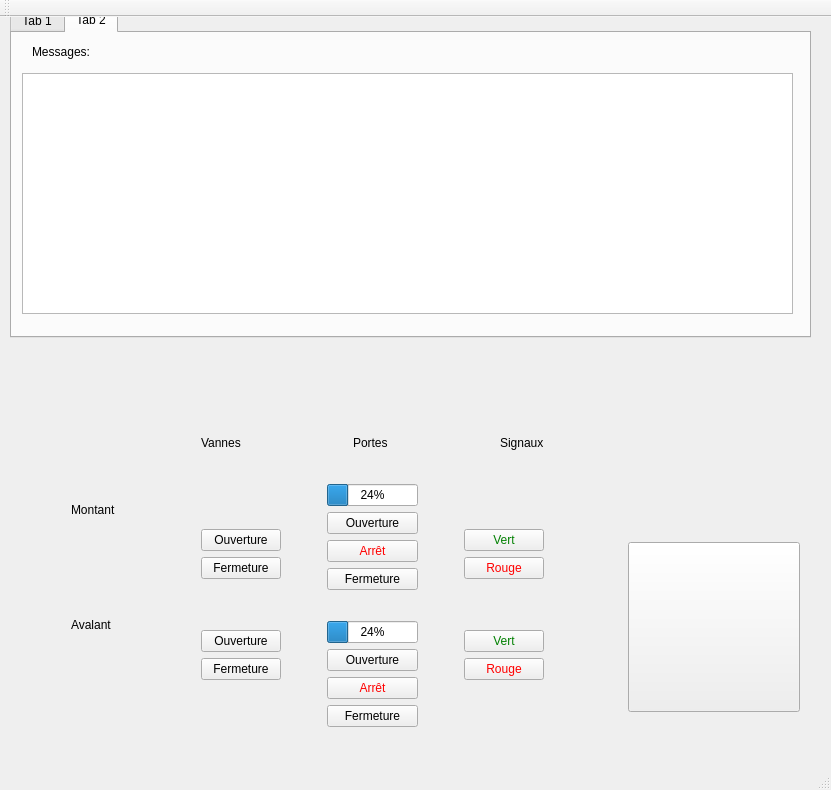
Above: mainwindow.ui from VConstans/IHMEcluse before the change. Below: the same form after it.
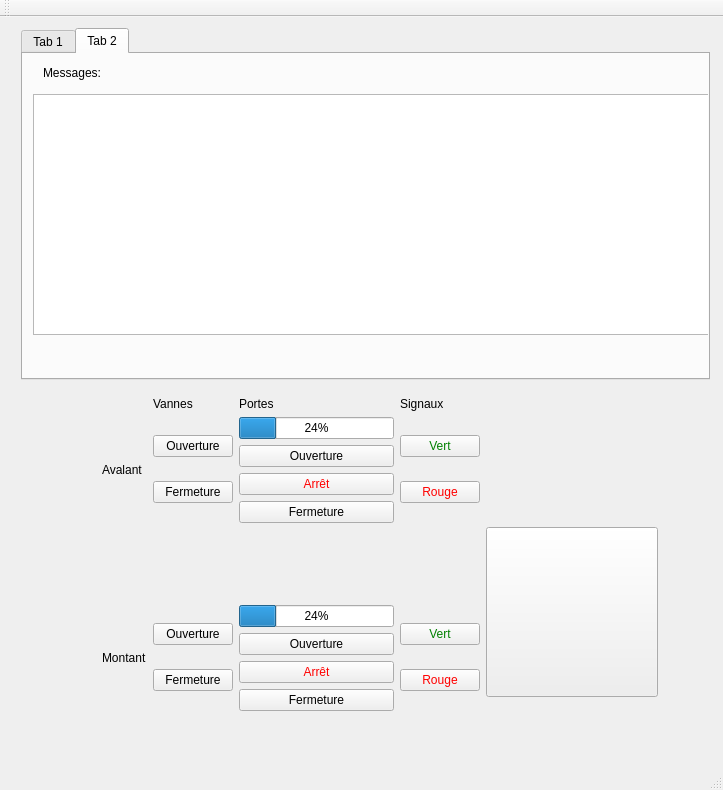
That is the form after the change. Icons and pictures are not drawn.

Commit message: Better man mode gui

Diff of the .ui file:
```diff
--- a/mainwindow.ui
+++ b/mainwindow.ui
@@ -6,7 +6,7 @@
    <rect>
     <x>0</x>
     <y>0</y>
-    <width>831</width>
+    <width>723</width>
     <height>790</height>
    </rect>
   </property>
@@ -14,15 +14,268 @@
    <string>MainWindow</string>
   </property>
   <widget class="QWidget" name="centralWidget">
+   <widget class="QWidget" name="layoutWidget">
+    <property name="geometry">
+     <rect>
+      <x>10</x>
+      <y>0</y>
+      <width>711</width>
+      <height>731</height>
+     </rect>
+    </property>
+    <layout class="QVBoxLayout" name="verticalLayout">
+     <item>
+      <widget class="QTabWidget" name="tabWidget_2">
+       <property name="currentIndex">
+        <number>1</number>
+       </property>
+       <widget class="QWidget" name="tab">
+        <attribute name="title">
+         <string>Tab 1</string>
+        </attribute>
+        <widget class="QLabel" name="ecluse">
+         <property name="geometry">
+          <rect>
+           <x>70</x>
+           <y>40</y>
+           <width>521</width>
+           <height>231</height>
+          </rect>
+         </property>
+         <property name="minimumSize">
+          <size>
+           <width>500</width>
+           <height>200</height>
+          </size>
+         </property>
+         <property name="styleSheet">
+          <string notr="true"/>
+         </property>
+         <property name="text">
+          <string/>
+         </property>
+         <property name="pixmap">
+          <pixmap resource="images.qrc">:/images/ecluse.png</pixmap>
+         </property>
+         <property name="scaledContents">
+          <bool>true</bool>
+         </property>
+        </widget>
+        <widget class="QLabel" name="vanneMontant">
+         <property name="geometry">
+          <rect>
+           <x>180</x>
+           <y>40</y>
+           <width>16</width>
+           <height>50</height>
+          </rect>
+         </property>
+         <property name="minimumSize">
+          <size>
+           <width>0</width>
+           <height>0</height>
+          </size>
+         </property>
+         <property name="maximumSize">
+          <size>
+           <width>30</width>
+           <height>50</height>
+          </size>
+         </property>
+         <property name="styleSheet">
+          <string notr="true">#vanneMontant{
+background-color: black;
+}</string>
+         </property>
+         <property name="text">
+          <string/>
+         </property>
+         <property name="scaledContents">
+          <bool>true</bool>
+         </property>
+        </widget>
+        <widget class="QLabel" name="vanneAvalant">
+         <property name="geometry">
+          <rect>
+           <x>460</x>
+           <y>40</y>
+           <width>16</width>
+           <height>51</height>
+          </rect>
+         </property>
+         <property name="styleSheet">
+          <string notr="true">#vanneAvalant{
+background-color: black;
+}</string>
+         </property>
+         <property name="text">
+          <string/>
+         </property>
+         <property name="scaledContents">
+          <bool>false</bool>
+         </property>
+        </widget>
+        <widget class="QLabel" name="signalMontant">
+         <property name="geometry">
+          <rect>
+           <x>80</x>
+           <y>250</y>
+           <width>21</width>
+           <height>21</height>
+          </rect>
+         </property>
+         <property name="styleSheet">
+          <string notr="true"/>
+         </property>
+         <property name="text">
+          <string/>
+         </property>
+         <property name="pixmap">
+          <pixmap resource="images.qrc">:/images/voyant_rouge_allume.png</pixmap>
+         </property>
+         <property name="scaledContents">
+          <bool>true</bool>
+         </property>
+        </widget>
+        <widget class="QLabel" name="signalAvalant">
+         <property name="geometry">
+          <rect>
+           <x>560</x>
+           <y>250</y>
+           <width>21</width>
+           <height>21</height>
+          </rect>
+         </property>
+         <property name="styleSheet">
+          <string notr="true"/>
+         </property>
+         <property name="text">
+          <string/>
+         </property>
+         <property name="pixmap">
+          <pixmap resource="images.qrc">:/images/voyant_rouge_allume.png</pixmap>
+         </property>
+         <property name="scaledContents">
+          <bool>true</bool>
+         </property>
+        </widget>
+        <widget class="QProgressBar" name="waterLevel">
+         <property name="geometry">
+          <rect>
+           <x>630</x>
+           <y>40</y>
+           <width>41</width>
+           <height>231</height>
+          </rect>
+         </property>
+         <property name="layoutDirection">
+          <enum>Qt::LeftToRight</enum>
+         </property>
+         <property name="value">
+          <number>24</number>
+         </property>
+         <property name="textVisible">
+          <bool>false</bool>
+         </property>
+         <property name="orientation">
+          <enum>Qt::Vertical</enum>
+         </property>
+         <property name="textDirection">
+          <enum>QProgressBar::TopToBottom</enum>
+         </property>
+        </widget>
+        <widget class="QLabel" name="porteAvalant">
+         <property name="geometry">
+          <rect>
+           <x>450</x>
+           <y>140</y>
+           <width>21</width>
+           <height>91</height>
+          </rect>
+         </property>
+         <property name="styleSheet">
+          <string notr="true">#porteAvalant{
+background-color: black
+}</string>
+         </property>
+         <property name="text">
+          <string/>
+         </property>
+        </widget>
+        <widget class="QLabel" name="porteMontant">
+         <property name="geometry">
+          <rect>
+           <x>190</x>
+           <y>140</y>
+           <width>21</width>
+           <height>91</height>
+          </rect>
+         </property>
+         <property name="styleSheet">
+          <string notr="true">#porteMontant{
+background-color: black
+}</string>
+         </property>
+         <property name="text">
+          <string/>
+         </property>
+        </widget>
+        <widget class="QLabel" name="vanneMontant_4">
+         <property name="geometry">
+          <rect>
+           <x>360</x>
+           <y>230</y>
+           <width>16</width>
+           <height>51</height>
+          </rect>
+         </property>
+         <property name="styleSheet">
+          <string notr="true">#vanneMontant{
+background-color: black;
+}</string>
+         </property>
+         <property name="text">
+          <string/>
+         </property>
+         <property name="scaledContents">
+          <bool>true</bool>
+         </property>
+        </widget>
+       </widget>
+       <widget class="QWidget" name="tab_4">
+        <attribute name="title">
+         <string>Tab 2</string>
+        </attribute>
+        <widget class="QTextBrowser" name="messageDisplay">
+         <property name="geometry">
+          <rect>
+           <x>10</x>
+           <y>40</y>
+           <width>681</width>
+           <height>241</height>
+          </rect>
+         </property>
+        </widget>
+        <widget class="QLabel" name="label_7">
+         <property name="geometry">
+          <rect>
+           <x>20</x>
+           <y>10</y>
+           <width>81</width>
+           <height>17</height>
+          </rect>
+         </property>
+         <property name="text">
+          <string>Messages:</string>
+         </property>
+        </widget>
+        <zorder>label_7</zorder>
+        <zorder>messageDisplay</zorder>
+       </widget>
+      </widget>
+     </item>
+     <item>
    <widget class="QStackedWidget" name="stackedWidget">
-    <property name="geometry">
-     <rect>
-      <x>40</x>
-      <y>340</y>
-      <width>781</width>
-      <height>401</height>
-     </rect>
-    </property>
     <property name="layoutDirection">
      <enum>Qt::LeftToRight</enum>
     </property>
@@ -155,288 +408,50 @@
      </widget>
     </widget>
     <widget class="QWidget" name="IHMMan">
-     <widget class="QWidget" name="horizontalLayoutWidget_4">
+        <widget class="QWidget" name="layoutWidget">
       <property name="geometry">
        <rect>
-        <x>20</x>
-        <y>40</y>
-        <width>751</width>
-        <height>341</height>
-       </rect>
-      </property>
-      <layout class="QHBoxLayout" name="horizontalLayout_6">
-       <item>
-        <layout class="QVBoxLayout" name="verticalLayout_5">
-         <item>
-          <spacer name="verticalSpacer">
-           <property name="orientation">
-            <enum>Qt::Vertical</enum>
-           </property>
-           <property name="sizeHint" stdset="0">
-            <size>
-             <width>20</width>
-             <height>40</height>
-            </size>
-           </property>
-          </spacer>
-         </item>
-         <item>
-          <widget class="QLabel" name="label_4">
-           <property name="text">
-            <string>Montant</string>
-           </property>
-          </widget>
-         </item>
-         <item>
-          <spacer name="verticalSpacer_2">
-           <property name="orientation">
-            <enum>Qt::Vertical</enum>
-           </property>
-           <property name="sizeHint" stdset="0">
-            <size>
-             <width>20</width>
-             <height>40</height>
-            </size>
-           </property>
-          </spacer>
-         </item>
-         <item>
-          <widget class="QLabel" name="label_5">
-           <property name="text">
-            <string>Avalant</string>
-           </property>
-          </widget>
-         </item>
-         <item>
-          <spacer name="verticalSpacer_3">
-           <property name="orientation">
-            <enum>Qt::Vertical</enum>
-           </property>
-           <property name="sizeHint" stdset="0">
-            <size>
-             <width>20</width>
-             <height>40</height>
-            </size>
-           </property>
-          </spacer>
-         </item>
-        </layout>
-       </item>
-       <item>
-        <spacer name="horizontalSpacer_8">
-         <property name="orientation">
-          <enum>Qt::Horizontal</enum>
-         </property>
-         <property name="sizeHint" stdset="0">
-          <size>
-           <width>40</width>
-           <height>20</height>
-          </size>
-         </property>
-        </spacer>
-       </item>
-       <item>
-        <layout class="QVBoxLayout" name="verticalLayout_4">
-         <item>
-          <spacer name="verticalSpacer_4">
-           <property name="orientation">
-            <enum>Qt::Vertical</enum>
-           </property>
-           <property name="sizeHint" stdset="0">
-            <size>
-             <width>20</width>
-             <height>40</height>
-            </size>
-           </property>
-          </spacer>
-         </item>
-         <item>
+           <x>70</x>
+           <y>0</y>
+           <width>578</width>
+           <height>336</height>
+          </rect>
+         </property>
           <layout class="QHBoxLayout" name="horizontalLayout_5">
            <item>
-            <widget class="QLabel" name="label">
+           <layout class="QGridLayout" name="gridLayout_4">
+            <item row="1" column="3">
+             <layout class="QVBoxLayout" name="signauxMontant">
+              <item>
+               <widget class="QPushButton" name="vertMontant">
+                <property name="styleSheet">
+                 <string notr="true">#vertMontant{color: green}</string>
+                </property>
              <property name="text">
-              <string>Vannes</string>
+                 <string>Vert</string>
              </property>
             </widget>
            </item>
            <item>
-            <spacer name="horizontalSpacer_5">
-             <property name="orientation">
-              <enum>Qt::Horizontal</enum>
-             </property>
-             <property name="sizeHint" stdset="0">
-              <size>
-               <width>40</width>
-               <height>20</height>
-              </size>
-             </property>
-            </spacer>
-           </item>
-           <item>
-            <widget class="QLabel" name="label_2">
+               <widget class="QPushButton" name="rougeMontant">
+                <property name="styleSheet">
+                 <string notr="true">#rougeMontant{color: red}</string>
+                </property>
              <property name="text">
-              <string>Portes</string>
+                 <string>Rouge</string>
              </property>
             </widget>
            </item>
-           <item>
-            <spacer name="horizontalSpacer_6">
-             <property name="orientation">
-              <enum>Qt::Horizontal</enum>
-             </property>
-             <property name="sizeHint" stdset="0">
-              <size>
-               <width>40</width>
-               <height>20</height>
-              </size>
-             </property>
-            </spacer>
-           </item>
-           <item>
+             </layout>
+            </item>
+            <item row="0" column="3">
             <widget class="QLabel" name="label_3">
              <property name="text">
               <string>Signaux</string>
              </property>
             </widget>
            </item>
-          </layout>
-         </item>
-         <item>
-          <spacer name="verticalSpacer_6">
-           <property name="orientation">
-            <enum>Qt::Vertical</enum>
-           </property>
-           <property name="sizeHint" stdset="0">
-            <size>
-             <width>20</width>
-             <height>40</height>
-            </size>
-           </property>
-          </spacer>
-         </item>
-         <item>
-          <layout class="QHBoxLayout" name="horizontalLayout_2">
-           <item>
-            <layout class="QVBoxLayout" name="groupeButtonVannes">
-             <item>
-              <layout class="QVBoxLayout" name="groupeVanneMontant">
-               <item>
-                <widget class="QPushButton" name="vanneMontantOuv">
-                 <property name="styleSheet">
-                  <string notr="true">#vanneMontantOuv{background-image: url(:/fleche.png)}</string>
-                 </property>
-                 <property name="text">
-                  <string>Ouverture</string>
-                 </property>
-                </widget>
-               </item>
-               <item>
-                <widget class="QPushButton" name="vanneMontantFerm">
-                 <property name="text">
-                  <string>Fermeture</string>
-                 </property>
-                </widget>
-               </item>
-              </layout>
-             </item>
-             <item>
-              <layout class="QVBoxLayout" name="groupeVanneAvalant">
-               <item>
-                <widget class="QPushButton" name="vanneAvalantOuv">
-                 <property name="text">
-                  <string>Ouverture</string>
-                 </property>
-                </widget>
-               </item>
-               <item>
-                <widget class="QPushButton" name="vanneAvalantFerm">
-                 <property name="text">
-                  <string>Fermeture</string>
-                 </property>
-                </widget>
-               </item>
-              </layout>
-             </item>
-            </layout>
-           </item>
-           <item>
-            <spacer name="horizontalSpacer_3">
-             <property name="orientation">
-              <enum>Qt::Horizontal</enum>
-             </property>
-             <property name="sizeHint" stdset="0">
-              <size>
-               <width>40</width>
-               <height>20</height>
-              </size>
-             </property>
-            </spacer>
-           </item>
-           <item>
-            <layout class="QVBoxLayout" name="groupeButtonPortes">
-             <item>
-              <widget class="QProgressBar" name="progressPorteMontant">
-               <property name="value">
-                <number>24</number>
-               </property>
-              </widget>
-             </item>
-             <item>
-              <layout class="QVBoxLayout" name="groupePorteMontant">
-               <item>
-                <widget class="QPushButton" name="porteMontantOuv">
-                 <property name="styleSheet">
-                  <string notr="true"/>
-                 </property>
-                 <property name="text">
-                  <string>Ouverture</string>
-                 </property>
-                </widget>
-               </item>
-               <item>
-                <widget class="QPushButton" name="porteMontantArret">
-                 <property name="minimumSize">
-                  <size>
-                   <width>0</width>
-                   <height>0</height>
-                  </size>
-                 </property>
-                 <property name="styleSheet">
-                  <string notr="true">#porteMontantArret{
-color: red
-}</string>
-                 </property>
-                 <property name="text">
-                  <string>Arrêt</string>
-                 </property>
-                </widget>
-               </item>
-               <item>
-                <widget class="QPushButton" name="porteMontantFerm">
-                 <property name="styleSheet">
-                  <string notr="true"/>
-                 </property>
-                 <property name="text">
-                  <string>Fermeture</string>
-                 </property>
-                </widget>
-               </item>
-              </layout>
-             </item>
-             <item>
-              <spacer name="verticalSpacer_5">
-               <property name="orientation">
-                <enum>Qt::Vertical</enum>
-               </property>
-               <property name="sizeHint" stdset="0">
-                <size>
-                 <width>20</width>
-                 <height>40</height>
-                </size>
-               </property>
-              </spacer>
-             </item>
-             <item>
+            <item row="3" column="2">
               <layout class="QVBoxLayout" name="groupePorteAvalant">
                <item>
                 <widget class="QProgressBar" name="progressPorteAvalant">
@@ -479,48 +494,42 @@
                </item>
               </layout>
              </item>
-            </layout>
-           </item>
+            <item row="1" column="1">
+             <layout class="QVBoxLayout" name="verticalLayout_4">
            <item>
-            <spacer name="horizontalSpacer_4">
-             <property name="orientation">
-              <enum>Qt::Horizontal</enum>
-             </property>
-             <property name="sizeHint" stdset="0">
-              <size>
-               <width>40</width>
-               <height>20</height>
-              </size>
-             </property>
-            </spacer>
-           </item>
-           <item>
-            <layout class="QVBoxLayout" name="groupeButtonSignaux">
-             <item>
-              <layout class="QVBoxLayout" name="signauxMontant">
-               <item>
-                <widget class="QPushButton" name="vertMontant">
+               <widget class="QPushButton" name="vanneMontantOuv">
                  <property name="styleSheet">
-                  <string notr="true">#vertMontant{color: green}</string>
+                 <string notr="true">#vanneMontantOuv{background-image: url(:/fleche.png)}</string>
                  </property>
                  <property name="text">
-                  <string>Vert</string>
+                 <string>Ouverture</string>
                  </property>
                 </widget>
                </item>
                <item>
-                <widget class="QPushButton" name="rougeMontant">
-                 <property name="styleSheet">
-                  <string notr="true">#rougeMontant{color: red}</string>
-                 </property>
+               <widget class="QPushButton" name="vanneMontantFerm">
                  <property name="text">
-                  <string>Rouge</string>
+                 <string>Fermeture</string>
                  </property>
                 </widget>
                </item>
               </layout>
              </item>
-             <item>
+            <item row="0" column="1">
+             <widget class="QLabel" name="label">
+              <property name="text">
+               <string>Vannes</string>
+              </property>
+             </widget>
+            </item>
+            <item row="3" column="0">
+             <widget class="QLabel" name="label_4">
+              <property name="text">
+               <string>Montant</string>
+              </property>
+             </widget>
+            </item>
+            <item row="3" column="3">
               <layout class="QVBoxLayout" name="signauxAvalant">
                <item>
                 <widget class="QPushButton" name="vertAvalant">
@@ -544,28 +553,107 @@
                </item>
               </layout>
              </item>
-            </layout>
-           </item>
-          </layout>
-         </item>
-        </layout>
-       </item>
-       <item>
-        <spacer name="horizontalSpacer_7">
+            <item row="1" column="0">
+             <widget class="QLabel" name="label_5">
+              <property name="text">
+               <string>Avalant</string>
+              </property>
+             </widget>
+            </item>
+            <item row="3" column="1">
+             <layout class="QVBoxLayout" name="verticalLayout_5">
+              <item>
+               <widget class="QPushButton" name="vanneAvalantOuv">
+                <property name="text">
+                 <string>Ouverture</string>
+                </property>
+               </widget>
+              </item>
+              <item>
+               <widget class="QPushButton" name="vanneAvalantFerm">
+                <property name="text">
+                 <string>Fermeture</string>
+                </property>
+               </widget>
+              </item>
+             </layout>
+            </item>
+            <item row="0" column="2">
+             <widget class="QLabel" name="label_2">
+              <property name="text">
+               <string>Portes</string>
+              </property>
+             </widget>
+            </item>
+            <item row="2" column="0">
+             <spacer name="verticalSpacer">
          <property name="orientation">
-          <enum>Qt::Horizontal</enum>
+               <enum>Qt::Vertical</enum>
          </property>
          <property name="sizeHint" stdset="0">
           <size>
-           <width>40</width>
-           <height>20</height>
+                <width>20</width>
+                <height>40</height>
           </size>
          </property>
         </spacer>
+            </item>
+            <item row="1" column="2">
+             <layout class="QVBoxLayout" name="groupePorteMontant">
+              <item>
+               <widget class="QProgressBar" name="progressPorteMontant">
+                <property name="value">
+                 <number>24</number>
+                </property>
+               </widget>
+              </item>
+              <item>
+               <widget class="QPushButton" name="porteMontantOuv">
+                <property name="styleSheet">
+                 <string notr="true"/>
+                </property>
+                <property name="text">
+                 <string>Ouverture</string>
+                </property>
+               </widget>
+              </item>
+              <item>
+               <widget class="QPushButton" name="porteMontantArret">
+                <property name="minimumSize">
+                 <size>
+                  <width>0</width>
+                  <height>0</height>
+                 </size>
+                </property>
+                <property name="styleSheet">
+                 <string notr="true">#porteMontantArret{
+color: red
+}</string>
+                </property>
+                <property name="text">
+                 <string>Arrêt</string>
+                </property>
+               </widget>
+              </item>
+              <item>
+               <widget class="QPushButton" name="porteMontantFerm">
+                <property name="styleSheet">
+                 <string notr="true"/>
+                </property>
+                <property name="text">
+                 <string>Fermeture</string>
+                </property>
+               </widget>
+              </item>
+             </layout>
+            </item>
+           </layout>
        </item>
        <item>
         <layout class="QVBoxLayout" name="groupeButtonUrgence">
          <item>
+             <layout class="QGridLayout" name="gridLayout">
+              <item row="0" column="0">
           <widget class="QLabel" name="alarme">
            <property name="maximumSize">
             <size>
@@ -589,6 +677,8 @@
            </property>
           </widget>
          </item>
+             </layout>
+            </item>
          <item>
           <widget class="QPushButton" name="buttonStopMan">
            <property name="minimumSize">
@@ -623,259 +713,8 @@
      </widget>
     </widget>
    </widget>
-   <widget class="QTabWidget" name="tabWidget_2">
-    <property name="geometry">
-     <rect>
-      <x>10</x>
-      <y>-10</y>
-      <width>801</width>
-      <height>331</height>
-     </rect>
-    </property>
-    <property name="currentIndex">
-     <number>1</number>
-    </property>
-    <widget class="QWidget" name="tab">
-     <attribute name="title">
-      <string>Tab 1</string>
-     </attribute>
-     <widget class="QLabel" name="ecluse">
-      <property name="geometry">
-       <rect>
-        <x>70</x>
-        <y>40</y>
-        <width>521</width>
-        <height>231</height>
-       </rect>
-      </property>
-      <property name="minimumSize">
-       <size>
-        <width>500</width>
-        <height>200</height>
-       </size>
-      </property>
-      <property name="styleSheet">
-       <string notr="true"/>
-      </property>
-      <property name="text">
-       <string/>
-      </property>
-      <property name="pixmap">
-       <pixmap resource="images.qrc">:/images/ecluse.png</pixmap>
-      </property>
-      <property name="scaledContents">
-       <bool>true</bool>
-      </property>
-     </widget>
-     <widget class="QLabel" name="vanneMontant">
-      <property name="geometry">
-       <rect>
-        <x>180</x>
-        <y>40</y>
-        <width>16</width>
-        <height>50</height>
-       </rect>
-      </property>
-      <property name="minimumSize">
-       <size>
-        <width>0</width>
-        <height>0</height>
-       </size>
-      </property>
-      <property name="maximumSize">
-       <size>
-        <width>30</width>
-        <height>50</height>
-       </size>
-      </property>
-      <property name="styleSheet">
-       <string notr="true">#vanneMontant{
-background-color: black;
-}</string>
-      </property>
-      <property name="text">
-       <string/>
-      </property>
-      <property name="scaledContents">
-       <bool>true</bool>
-      </property>
-     </widget>
-     <widget class="QLabel" name="vanneAvalant">
-      <property name="geometry">
-       <rect>
-        <x>460</x>
-        <y>40</y>
-        <width>16</width>
-        <height>51</height>
-       </rect>
-      </property>
-      <property name="styleSheet">
-       <string notr="true">#vanneAvalant{
-background-color: black;
-}</string>
-      </property>
-      <property name="text">
-       <string/>
-      </property>
-      <property name="scaledContents">
-       <bool>false</bool>
-      </property>
-     </widget>
-     <widget class="QLabel" name="signalMontant">
-      <property name="geometry">
-       <rect>
-        <x>80</x>
-        <y>250</y>
-        <width>21</width>
-        <height>21</height>
-       </rect>
-      </property>
-      <property name="styleSheet">
-       <string notr="true"/>
-      </property>
-      <property name="text">
-       <string/>
-      </property>
-      <property name="pixmap">
-       <pixmap resource="images.qrc">:/images/voyant_rouge_allume.png</pixmap>
-      </property>
-      <property name="scaledContents">
-       <bool>true</bool>
-      </property>
-     </widget>
-     <widget class="QLabel" name="signalAvalant">
-      <property name="geometry">
-       <rect>
-        <x>560</x>
-        <y>250</y>
-        <width>21</width>
-        <height>21</height>
-       </rect>
-      </property>
-      <property name="styleSheet">
-       <string notr="true"/>
-      </property>
-      <property name="text">
-       <string/>
-      </property>
-      <property name="pixmap">
-       <pixmap resource="images.qrc">:/images/voyant_rouge_allume.png</pixmap>
-      </property>
-      <property name="scaledContents">
-       <bool>true</bool>
-      </property>
-     </widget>
-     <widget class="QProgressBar" name="waterLevel">
-      <property name="geometry">
-       <rect>
-        <x>710</x>
-        <y>40</y>
-        <width>41</width>
-        <height>231</height>
-       </rect>
-      </property>
-      <property name="layoutDirection">
-       <enum>Qt::LeftToRight</enum>
-      </property>
-      <property name="value">
-       <number>24</number>
-      </property>
-      <property name="textVisible">
-       <bool>false</bool>
-      </property>
-      <property name="orientation">
-       <enum>Qt::Vertical</enum>
-      </property>
-      <property name="textDirection">
-       <enum>QProgressBar::TopToBottom</enum>
-      </property>
-     </widget>
-     <widget class="QLabel" name="porteAvalant">
-      <property name="geometry">
-       <rect>
-        <x>450</x>
-        <y>140</y>
-        <width>21</width>
-        <height>91</height>
-       </rect>
-      </property>
-      <property name="styleSheet">
-       <string notr="true">#porteAvalant{
-background-color: black
-}</string>
-      </property>
-      <property name="text">
-       <string/>
-      </property>
-     </widget>
-     <widget class="QLabel" name="porteMontant">
-      <property name="geometry">
-       <rect>
-        <x>190</x>
-        <y>140</y>
-        <width>21</width>
-        <height>91</height>
-       </rect>
-      </property>
-      <property name="styleSheet">
-       <string notr="true">#porteMontant{
-background-color: black
-}</string>
-      </property>
-      <property name="text">
-       <string/>
-      </property>
-     </widget>
-     <widget class="QLabel" name="vanneMontant_4">
-      <property name="geometry">
-       <rect>
-        <x>360</x>
-        <y>230</y>
-        <width>16</width>
-        <height>51</height>
-       </rect>
-      </property>
-      <property name="styleSheet">
-       <string notr="true">#vanneMontant{
-background-color: black;
-}</string>
-      </property>
-      <property name="text">
-       <string/>
-      </property>
-      <property name="scaledContents">
-       <bool>true</bool>
-      </property>
-     </widget>
-    </widget>
-    <widget class="QWidget" name="tab_4">
-     <attribute name="title">
-      <string>Tab 2</string>
-     </attribute>
-     <widget class="QTextBrowser" name="messageDisplay">
-      <property name="geometry">
-       <rect>
-        <x>10</x>
-        <y>40</y>
-        <width>771</width>
-        <height>241</height>
-       </rect>
-      </property>
-     </widget>
-     <widget class="QLabel" name="label_7">
-      <property name="geometry">
-       <rect>
-        <x>20</x>
-        <y>10</y>
-        <width>81</width>
-        <height>17</height>
-       </rect>
-      </property>
-      <property name="text">
-       <string>Messages:</string>
-      </property>
-     </widget>
-    </widget>
+     </item>
+    </layout>
    </widget>
   </widget>
   <widget class="QMenuBar" name="menuBar">
```
Left out of the diff: 4 changed lines with no effect on the pictures. Lines whose indentation alone changed are shown as unchanged.
